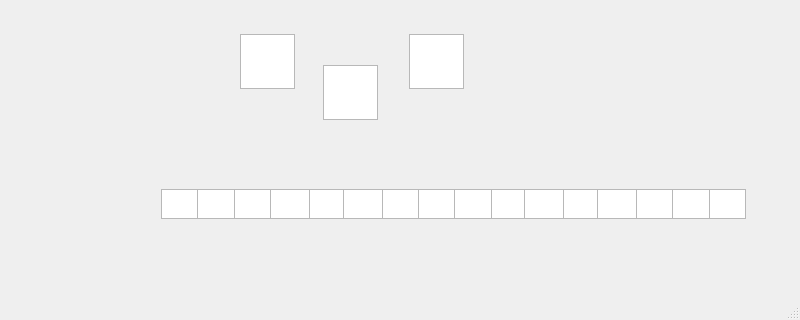
The window that gui/mainwindow.ui (DanielDuranSW/TFG-DigitalTwin) describes before a commit, drawn with Qt 5; both pictures show x 0 to 800 and y 280 to 600 of the 800 by 600 pixel window.
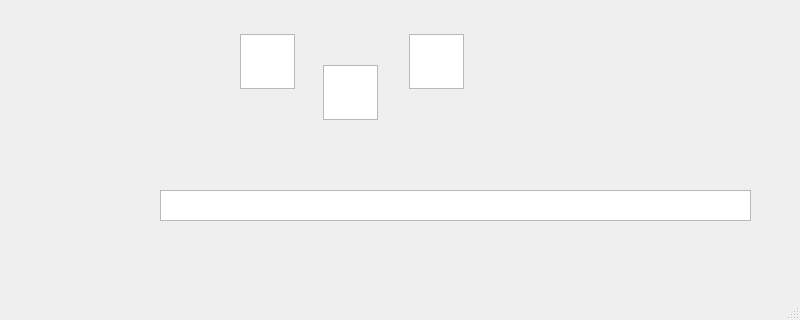
The same window after the commit. Icons and pictures are not drawn.

Commit message: dynamic buffer

What changed in the file:
```diff
--- a/gui/mainwindow.ui
+++ b/gui/mainwindow.ui
@@ -293,550 +293,6 @@
      </brush>
     </property>
    </widget>
-   <widget class="QGraphicsView" name="graphicsViewBuffer0">
-    <property name="enabled">
-     <bool>true</bool>
-    </property>
-    <property name="geometry">
-     <rect>
-      <x>161</x>
-      <y>469</y>
-      <width>40</width>
-      <height>30</height>
-     </rect>
-    </property>
-    <property name="autoFillBackground">
-     <bool>false</bool>
-    </property>
-    <property name="backgroundBrush">
-     <brush brushstyle="NoBrush">
-      <color alpha="255">
-       <red>0</red>
-       <green>0</green>
-       <blue>0</blue>
-      </color>
-     </brush>
-    </property>
-    <property name="foregroundBrush">
-     <brush brushstyle="NoBrush">
-      <color alpha="0">
-       <red>0</red>
-       <green>0</green>
-       <blue>0</blue>
-      </color>
-     </brush>
-    </property>
-   </widget>
-   <widget class="QGraphicsView" name="graphicsViewBuffer1">
-    <property name="enabled">
-     <bool>true</bool>
-    </property>
-    <property name="geometry">
-     <rect>
-      <x>197</x>
-      <y>469</y>
-      <width>40</width>
-      <height>30</height>
-     </rect>
-    </property>
-    <property name="autoFillBackground">
-     <bool>false</bool>
-    </property>
-    <property name="backgroundBrush">
-     <brush brushstyle="NoBrush">
-      <color alpha="255">
-       <red>0</red>
-       <green>0</green>
-       <blue>0</blue>
-      </color>
-     </brush>
-    </property>
-    <property name="foregroundBrush">
-     <brush brushstyle="NoBrush">
-      <color alpha="0">
-       <red>0</red>
-       <green>0</green>
-       <blue>0</blue>
-      </color>
-     </brush>
-    </property>
-   </widget>
-   <widget class="QGraphicsView" name="graphicsViewBuffer2">
-    <property name="enabled">
-     <bool>true</bool>
-    </property>
-    <property name="geometry">
-     <rect>
-      <x>234</x>
-      <y>469</y>
-      <width>40</width>
-      <height>30</height>
-     </rect>
-    </property>
-    <property name="autoFillBackground">
-     <bool>false</bool>
-    </property>
-    <property name="backgroundBrush">
-     <brush brushstyle="NoBrush">
-      <color alpha="255">
-       <red>0</red>
-       <green>0</green>
-       <blue>0</blue>
-      </color>
-     </brush>
-    </property>
-    <property name="foregroundBrush">
-     <brush brushstyle="NoBrush">
-      <color alpha="0">
-       <red>0</red>
-       <green>0</green>
-       <blue>0</blue>
-      </color>
-     </brush>
-    </property>
-   </widget>
-   <widget class="QGraphicsView" name="graphicsViewBuffer4">
-    <property name="enabled">
-     <bool>true</bool>
-    </property>
-    <property name="geometry">
-     <rect>
-      <x>306</x>
-      <y>469</y>
-      <width>40</width>
-      <height>30</height>
-     </rect>
-    </property>
-    <property name="autoFillBackground">
-     <bool>false</bool>
-    </property>
-    <property name="backgroundBrush">
-     <brush brushstyle="NoBrush">
-      <color alpha="255">
-       <red>0</red>
-       <green>0</green>
-       <blue>0</blue>
-      </color>
-     </brush>
-    </property>
-    <property name="foregroundBrush">
-     <brush brushstyle="NoBrush">
-      <color alpha="0">
-       <red>0</red>
-       <green>0</green>
-       <blue>0</blue>
-      </color>
-     </brush>
-    </property>
-   </widget>
-   <widget class="QGraphicsView" name="graphicsViewBuffer9">
-    <property name="enabled">
-     <bool>true</bool>
-    </property>
-    <property name="geometry">
-     <rect>
-      <x>488</x>
-      <y>469</y>
-      <width>40</width>
-      <height>30</height>
-     </rect>
-    </property>
-    <property name="autoFillBackground">
-     <bool>false</bool>
-    </property>
-    <property name="backgroundBrush">
-     <brush brushstyle="NoBrush">
-      <color alpha="255">
-       <red>0</red>
-       <green>0</green>
-       <blue>0</blue>
-      </color>
-     </brush>
-    </property>
-    <property name="foregroundBrush">
-     <brush brushstyle="NoBrush">
-      <color alpha="0">
-       <red>0</red>
-       <green>0</green>
-       <blue>0</blue>
-      </color>
-     </brush>
-    </property>
-   </widget>
-   <widget class="QGraphicsView" name="graphicsViewBuffer8">
-    <property name="enabled">
-     <bool>true</bool>
-    </property>
-    <property name="geometry">
-     <rect>
-      <x>452</x>
-      <y>469</y>
-      <width>40</width>
-      <height>30</height>
-     </rect>
-    </property>
-    <property name="autoFillBackground">
-     <bool>false</bool>
-    </property>
-    <property name="backgroundBrush">
-     <brush brushstyle="NoBrush">
-      <color alpha="255">
-       <red>0</red>
-       <green>0</green>
-       <blue>0</blue>
-      </color>
-     </brush>
-    </property>
-    <property name="foregroundBrush">
-     <brush brushstyle="NoBrush">
-      <color alpha="0">
-       <red>0</red>
-       <green>0</green>
-       <blue>0</blue>
-      </color>
-     </brush>
-    </property>
-   </widget>
-   <widget class="QGraphicsView" name="graphicsViewBuffer7">
-    <property name="enabled">
-     <bool>true</bool>
-    </property>
-    <property name="geometry">
-     <rect>
-      <x>415</x>
-      <y>469</y>
-      <width>40</width>
-      <height>30</height>
-     </rect>
-    </property>
-    <property name="autoFillBackground">
-     <bool>false</bool>
-    </property>
-    <property name="backgroundBrush">
-     <brush brushstyle="NoBrush">
-      <color alpha="255">
-       <red>0</red>
-       <green>0</green>
-       <blue>0</blue>
-      </color>
-     </brush>
-    </property>
-    <property name="foregroundBrush">
-     <brush brushstyle="NoBrush">
-      <color alpha="0">
-       <red>0</red>
-       <green>0</green>
-       <blue>0</blue>
-      </color>
-     </brush>
-    </property>
-   </widget>
-   <widget class="QGraphicsView" name="graphicsViewBuffer6">
-    <property name="enabled">
-     <bool>true</bool>
-    </property>
-    <property name="geometry">
-     <rect>
-      <x>379</x>
-      <y>469</y>
-      <width>40</width>
-      <height>30</height>
-     </rect>
-    </property>
-    <property name="autoFillBackground">
-     <bool>false</bool>
-    </property>
-    <property name="backgroundBrush">
-     <brush brushstyle="NoBrush">
-      <color alpha="255">
-       <red>0</red>
-       <green>0</green>
-       <blue>0</blue>
-      </color>
-     </brush>
-    </property>
-    <property name="foregroundBrush">
-     <brush brushstyle="NoBrush">
-      <color alpha="0">
-       <red>0</red>
-       <green>0</green>
-       <blue>0</blue>
-      </color>
-     </brush>
-    </property>
-   </widget>
-   <widget class="QGraphicsView" name="graphicsViewBuffer5">
-    <property name="enabled">
-     <bool>true</bool>
-    </property>
-    <property name="geometry">
-     <rect>
-      <x>343</x>
-      <y>469</y>
-      <width>40</width>
-      <height>30</height>
-     </rect>
-    </property>
-    <property name="autoFillBackground">
-     <bool>false</bool>
-    </property>
-    <property name="backgroundBrush">
-     <brush brushstyle="NoBrush">
-      <color alpha="255">
-       <red>0</red>
-       <green>0</green>
-       <blue>0</blue>
-      </color>
-     </brush>
-    </property>
-    <property name="foregroundBrush">
-     <brush brushstyle="NoBrush">
-      <color alpha="0">
-       <red>0</red>
-       <green>0</green>
-       <blue>0</blue>
-      </color>
-     </brush>
-    </property>
-   </widget>
-   <widget class="QGraphicsView" name="graphicsViewBuffer15">
-    <property name="enabled">
-     <bool>true</bool>
-    </property>
-    <property name="geometry">
-     <rect>
-      <x>706</x>
-      <y>469</y>
-      <width>40</width>
-      <height>30</height>
-     </rect>
-    </property>
-    <property name="autoFillBackground">
-     <bool>false</bool>
-    </property>
-    <property name="backgroundBrush">
-     <brush brushstyle="NoBrush">
-      <color alpha="255">
-       <red>0</red>
-       <green>0</green>
-       <blue>0</blue>
-      </color>
-     </brush>
-    </property>
-    <property name="foregroundBrush">
-     <brush brushstyle="NoBrush">
-      <color alpha="0">
-       <red>0</red>
-       <green>0</green>
-       <blue>0</blue>
-      </color>
-     </brush>
-    </property>
-   </widget>
-   <widget class="QGraphicsView" name="graphicsViewBuffer14">
-    <property name="enabled">
-     <bool>true</bool>
-    </property>
-    <property name="geometry">
-     <rect>
-      <x>670</x>
-      <y>469</y>
-      <width>40</width>
-      <height>30</height>
-     </rect>
-    </property>
-    <property name="autoFillBackground">
-     <bool>false</bool>
-    </property>
-    <property name="backgroundBrush">
-     <brush brushstyle="NoBrush">
-      <color alpha="255">
-       <red>0</red>
-       <green>0</green>
-       <blue>0</blue>
-      </color>
-     </brush>
-    </property>
-    <property name="foregroundBrush">
-     <brush brushstyle="NoBrush">
-      <color alpha="0">
-       <red>0</red>
-       <green>0</green>
-       <blue>0</blue>
-      </color>
-     </brush>
-    </property>
-   </widget>
-   <widget class="QGraphicsView" name="graphicsViewBuffer13">
-    <property name="enabled">
-     <bool>true</bool>
-    </property>
-    <property name="geometry">
-     <rect>
-      <x>633</x>
-      <y>469</y>
-      <width>40</width>
-      <height>30</height>
-     </rect>
-    </property>
-    <property name="autoFillBackground">
-     <bool>false</bool>
-    </property>
-    <property name="backgroundBrush">
-     <brush brushstyle="NoBrush">
-      <color alpha="255">
-       <red>0</red>
-       <green>0</green>
-       <blue>0</blue>
-      </color>
-     </brush>
-    </property>
-    <property name="foregroundBrush">
-     <brush brushstyle="NoBrush">
-      <color alpha="0">
-       <red>0</red>
-       <green>0</green>
-       <blue>0</blue>
-      </color>
-     </brush>
-    </property>
-   </widget>
-   <widget class="QGraphicsView" name="graphicsViewBuffer11">
-    <property name="enabled">
-     <bool>true</bool>
-    </property>
-    <property name="geometry">
-     <rect>
-      <x>560</x>
-      <y>469</y>
-      <width>40</width>
-      <height>30</height>
-     </rect>
-    </property>
-    <property name="autoFillBackground">
-     <bool>false</bool>
-    </property>
-    <property name="backgroundBrush">
-     <brush brushstyle="NoBrush">
-      <color alpha="255">
-       <red>0</red>
-       <green>0</green>
-       <blue>0</blue>
-      </color>
-     </brush>
-    </property>
-    <property name="foregroundBrush">
-     <brush brushstyle="NoBrush">
-      <color alpha="0">
-       <red>0</red>
-       <green>0</green>
-       <blue>0</blue>
-      </color>
-     </brush>
-    </property>
-   </widget>
-   <widget class="QGraphicsView" name="graphicsViewBuffer12">
-    <property name="enabled">
-     <bool>true</bool>
-    </property>
-    <property name="geometry">
-     <rect>
-      <x>597</x>
-      <y>469</y>
-      <width>40</width>
-      <height>30</height>
-     </rect>
-    </property>
-    <property name="autoFillBackground">
-     <bool>false</bool>
-    </property>
-    <property name="backgroundBrush">
-     <brush brushstyle="NoBrush">
-      <color alpha="255">
-       <red>0</red>
-       <green>0</green>
-       <blue>0</blue>
-      </color>
-     </brush>
-    </property>
-    <property name="foregroundBrush">
-     <brush brushstyle="NoBrush">
-      <color alpha="0">
-       <red>0</red>
-       <green>0</green>
-       <blue>0</blue>
-      </color>
-     </brush>
-    </property>
-   </widget>
-   <widget class="QGraphicsView" name="graphicsViewBuffer10">
-    <property name="enabled">
-     <bool>true</bool>
-    </property>
-    <property name="geometry">
-     <rect>
-      <x>524</x>
-      <y>469</y>
-      <width>40</width>
-      <height>30</height>
-     </rect>
-    </property>
-    <property name="autoFillBackground">
-     <bool>false</bool>
-    </property>
-    <property name="backgroundBrush">
-     <brush brushstyle="NoBrush">
-      <color alpha="255">
-       <red>0</red>
-       <green>0</green>
-       <blue>0</blue>
-      </color>
-     </brush>
-    </property>
-    <property name="foregroundBrush">
-     <brush brushstyle="NoBrush">
-      <color alpha="0">
-       <red>0</red>
-       <green>0</green>
-       <blue>0</blue>
-      </color>
-     </brush>
-    </property>
-   </widget>
-   <widget class="QGraphicsView" name="graphicsViewBuffer3">
-    <property name="enabled">
-     <bool>true</bool>
-    </property>
-    <property name="geometry">
-     <rect>
-      <x>270</x>
-      <y>469</y>
-      <width>40</width>
-      <height>30</height>
-     </rect>
-    </property>
-    <property name="autoFillBackground">
-     <bool>false</bool>
-    </property>
-    <property name="backgroundBrush">
-     <brush brushstyle="NoBrush">
-      <color alpha="255">
-       <red>0</red>
-       <green>0</green>
-       <blue>0</blue>
-      </color>
-     </brush>
-    </property>
-    <property name="foregroundBrush">
-     <brush brushstyle="NoBrush">
-      <color alpha="0">
-       <red>0</red>
-       <green>0</green>
-       <blue>0</blue>
-      </color>
-     </brush>
-    </property>
-   </widget>
    <widget class="QGraphicsView" name="graphicsViewRtc">
     <property name="geometry">
      <rect>
@@ -859,6 +315,16 @@
      </brush>
     </property>
    </widget>
+   <widget class="QGraphicsView" name="graphicsViewBuffer">
+    <property name="geometry">
+     <rect>
+      <x>160</x>
+      <y>470</y>
+      <width>591</width>
+      <height>31</height>
+     </rect>
+    </property>
+   </widget>
    <zorder>label</zorder>
    <zorder>graphicsViewFsr</zorder>
    <zorder>graphicsViewImu</zorder>
```
Left out of the diff: 17 changed lines with no effect on the pictures. The commit also changes 4 other files.
